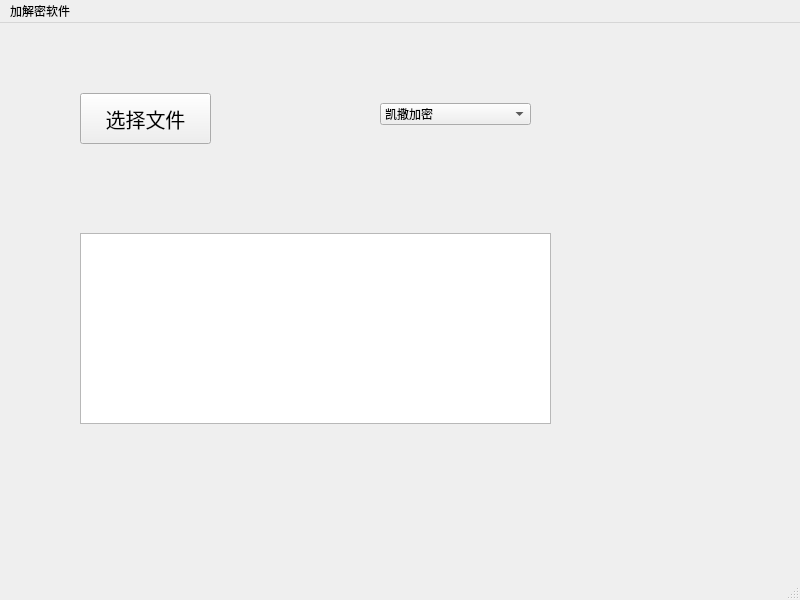
Above: FileEncryptionAndDecryptionSoftware/mainwindow.ui from whisper3zzz/FileEncryptionAndDecryptionSoftware before the change. Below: the same form after it.
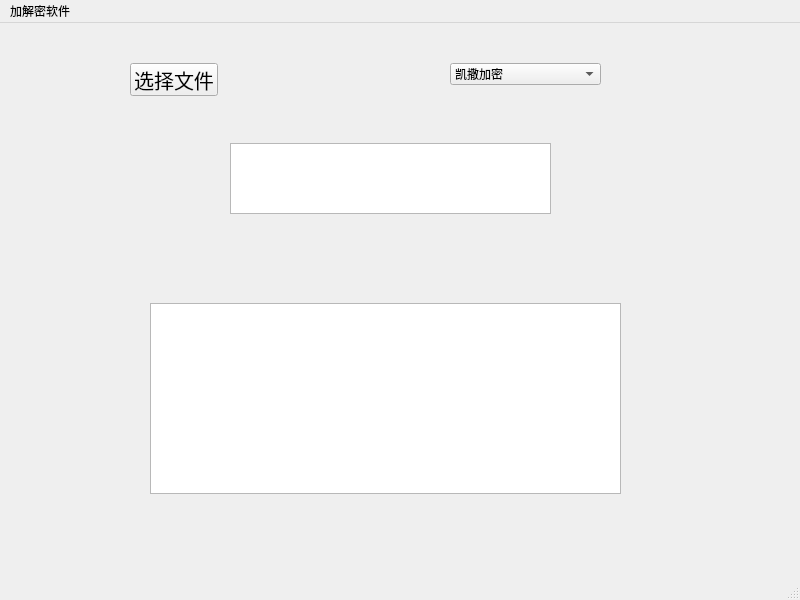
That is the form after the change.

Diff of the .ui file:
```diff
--- a/FileEncryptionAndDecryptionSoftware/mainwindow.ui
+++ b/FileEncryptionAndDecryptionSoftware/mainwindow.ui
@@ -17,10 +17,10 @@
    <widget class="QPushButton" name="fileReader_Button">
     <property name="geometry">
      <rect>
-      <x>80</x>
-      <y>70</y>
-      <width>131</width>
-      <height>51</height>
+      <x>130</x>
+      <y>40</y>
+      <width>88</width>
+      <height>33</height>
      </rect>
     </property>
     <property name="font">
@@ -41,8 +41,8 @@
    <widget class="QComboBox" name="Cipher_comboBox">
     <property name="geometry">
      <rect>
-      <x>380</x>
-      <y>80</y>
+      <x>450</x>
+      <y>40</y>
       <width>151</width>
       <height>22</height>
      </rect>
@@ -71,8 +71,8 @@
    <widget class="QTextEdit" name="textEdit">
     <property name="geometry">
      <rect>
-      <x>80</x>
-      <y>210</y>
+      <x>150</x>
+      <y>280</y>
       <width>471</width>
       <height>191</height>
      </rect>
@@ -81,6 +81,16 @@
      <bool>true</bool>
     </property>
    </widget>
+   <widget class="QTextEdit" name="keySet_textEdit">
+    <property name="geometry">
+     <rect>
+      <x>230</x>
+      <y>120</y>
+      <width>321</width>
+      <height>71</height>
+     </rect>
+    </property>
+   </widget>
   </widget>
   <widget class="QMenuBar" name="menubar">
    <property name="geometry">
```
Left out of the diff: 2 changed lines with no effect on the pictures.
